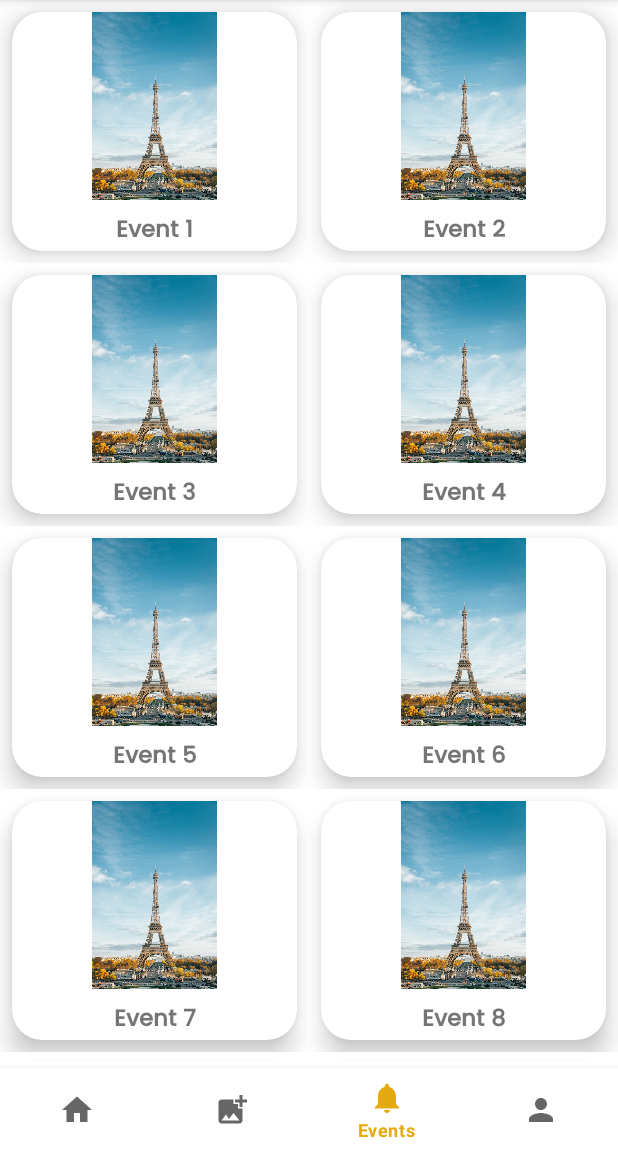
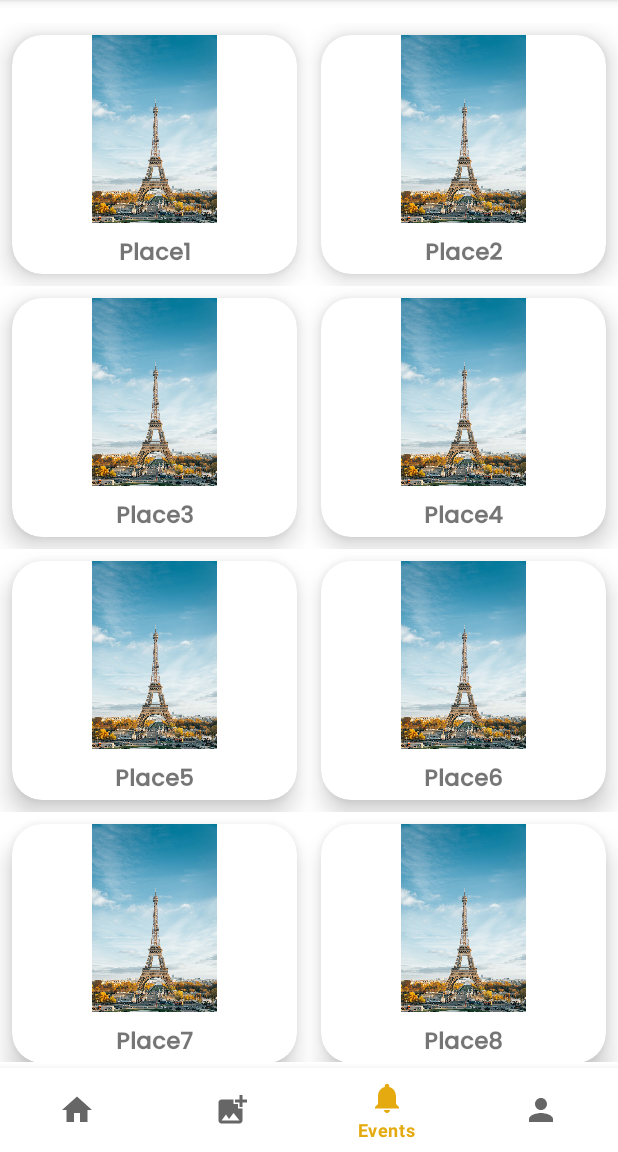
Before and after one commit to Aarushi5g/TravelTrek, an Android app: the EventsFragment screen opened through its navigation route, on a phone screen of 412 x 824 dp, the part 84-1236 px from its top. Run offline under Robolectric (Android 15) with nearby library versions, the light colour scheme and no system bars; our stand-ins replace CircleImageView, navigation-ui; libraries missing offline, so code that uses them is left out: org.imaginativeworld.whynotimagecarousel; 18 statements that could not run were skipped.

Commit message:
First Finale

```diff
--- a/app/src/main/java/com/android/traveltrek/ui/Adapter.java
+++ b/app/src/main/java/com/android/traveltrek/MainEventsAdapter.java
@@ -1,6 +1,7 @@
-package com.android.traveltrek.ui;
+package com.android.traveltrek;
 
 import android.content.Context;
+import android.content.Intent;
 import android.view.LayoutInflater;
 import android.view.View;
 import android.view.ViewGroup;
@@ -11,18 +12,16 @@ import android.widget.Toast;
 import androidx.annotation.NonNull;
 import androidx.recyclerview.widget.RecyclerView;
 
-import com.android.traveltrek.R;
-
 import java.util.List;
 
-public class Adapter extends RecyclerView.Adapter<Adapter.ViewHolder> {
+public class MainEventsAdapter extends RecyclerView.Adapter<MainEventsAdapter.ViewHolder> {
 
     List<String> titles;
     List<Integer> images;
     LayoutInflater inflater;
     public static int position;
 
-    public Adapter(Context ctx, List<String> titles, List<Integer> images){
+    public MainEventsAdapter(Context ctx, List<String> titles, List<Integer> images){
         this.titles = titles;
         this.images = images;
         this.inflater = LayoutInflater.from(ctx);
@@ -60,7 +59,8 @@ public class Adapter extends RecyclerView.Adapter<Adapter.ViewHolder> {
                 @Override
                 public void onClick(View v) {
                     position = getAdapterPosition()+1;
-                    Toast.makeText(v.getContext(), "Clicked -> " + position, Toast.LENGTH_SHORT).show();
+                    Intent intent = new Intent( itemView.getContext(), EventsActivity.class);
+                    itemView.getContext().startActivity(intent);
                 }
             });
         }
--- a/app/src/main/java/com/android/traveltrek/ui/EventsFragment.java
+++ b/app/src/main/java/com/android/traveltrek/ui/EventsFragment.java
@@ -4,18 +4,14 @@ import android.os.Bundle;
 import android.view.LayoutInflater;
 import android.view.View;
 import android.view.ViewGroup;
-import android.widget.TextView;
 
 import androidx.annotation.NonNull;
-import androidx.annotation.Nullable;
 import androidx.fragment.app.Fragment;
-import androidx.lifecycle.Observer;
-import androidx.lifecycle.ViewModelProvider;
 import androidx.recyclerview.widget.GridLayoutManager;
 import androidx.recyclerview.widget.RecyclerView;
 
+import com.android.traveltrek.MainEventsAdapter;
 import com.android.traveltrek.R;
-import com.android.traveltrek.databinding.FragmentEventsBinding;
 
 import java.util.ArrayList;
 import java.util.List;
@@ -26,7 +22,7 @@ public class EventsFragment extends Fragment {
     RecyclerView dataList;
     List<String> titles;
     List<Integer> images;
-    Adapter adapter;
+    MainEventsAdapter mainEventsAdapter;
 
 
     public View onCreateView(@NonNull LayoutInflater inflater,
@@ -39,18 +35,18 @@ public class EventsFragment extends Fragment {
         images = new ArrayList<>();
 
 
-        titles.add("Event 1");
-        titles.add("Event 2");
-        titles.add("Event 3");
-        titles.add("Event 4");
-        titles.add("Event 5");
-        titles.add("Event 6");
-        titles.add("Event 7");
-        titles.add("Event 8");
-        titles.add("Event 9");
-        titles.add("Event 10");
-        titles.add("Event 11");
-        titles.add("Event 12");
+        titles.add("Place1");
+        titles.add("Place2");
+        titles.add("Place3");
+        titles.add("Place4");
+        titles.add("Place5");
+        titles.add("Place6");
+        titles.add("Place7");
+        titles.add("Place8");
+        titles.add("Place9");
+        titles.add("Place10");
+        titles.add("Place11");
+        titles.add("Place12");
 
         images.add(R.drawable.sample1);
         images.add(R.drawable.sample1);
@@ -65,11 +61,11 @@ public class EventsFragment extends Fragment {
         images.add(R.drawable.sample1);
         images.add(R.drawable.sample1);
 
-        adapter = new Adapter(getContext(),titles,images);
+        mainEventsAdapter = new MainEventsAdapter(getContext(),titles,images);
 
         GridLayoutManager gridLayoutManager = new GridLayoutManager(getContext(),2,GridLayoutManager.VERTICAL,false);
         dataList.setLayoutManager(gridLayoutManager);
-        dataList.setAdapter(adapter);
+        dataList.setAdapter(mainEventsAdapter);
 
         return view;
     }
--- a/app/src/main/res/layout/fragment_events.xml
+++ b/app/src/main/res/layout/fragment_events.xml
@@ -10,6 +10,7 @@
         android:id="@+id/datalist"
         android:layout_width="0dp"
         android:layout_height="0dp"
+        android:layout_marginTop="15dp"
         android:layout_marginBottom="60dp"
         app:layout_constraintBottom_toBottomOf="parent"
         app:layout_constraintEnd_toEndOf="parent"
```
